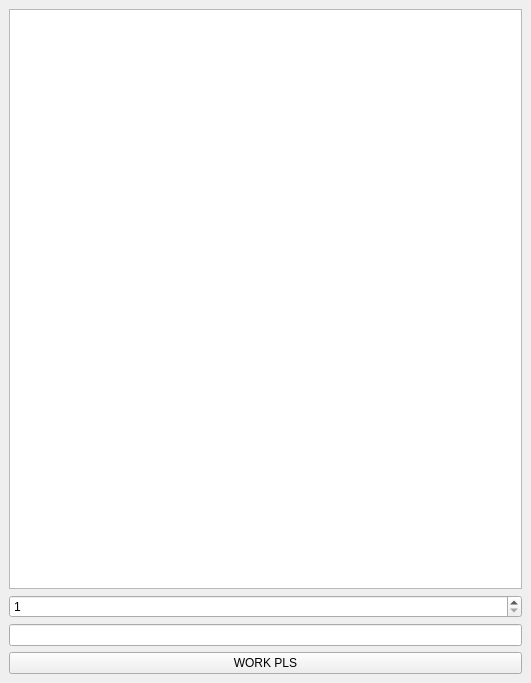
Qt form gui.ui (skyich/russian-rock) before a commit.
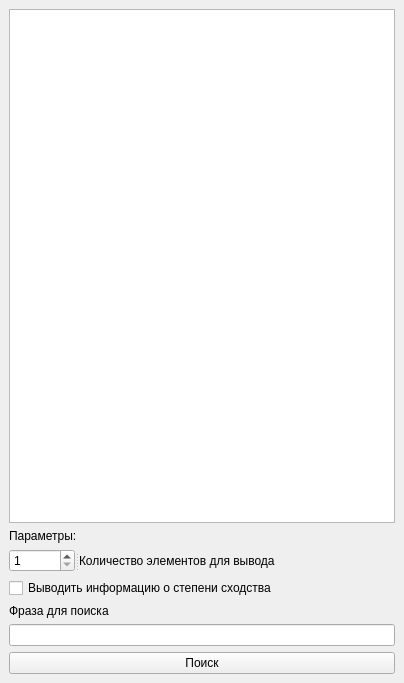
The same form after that commit.

The edit to the form file:
```diff
--- a/gui.ui
+++ b/gui.ui
@@ -6,7 +6,7 @@
    <rect>
     <x>0</x>
     <y>0</y>
-    <width>531</width>
+    <width>404</width>
     <height>683</height>
    </rect>
   </property>
@@ -29,6 +29,17 @@
      </widget>
     </item>
     <item>
+     <widget class="QLabel" name="label">
+      <property name="text">
+       <string>Параметры:</string>
+      </property>
+     </widget>
+    </item>
+    <item>
+     <widget class="QSplitter" name="splitter">
+      <property name="orientation">
+       <enum>Qt::Horizontal</enum>
+      </property>
      <widget class="QSpinBox" name="spinBox">
       <property name="minimum">
        <number>1</number>
@@ -37,6 +48,26 @@
        <number>15</number>
       </property>
      </widget>
+      <widget class="QLabel" name="label_2">
+       <property name="text">
+        <string>Количество элементов для вывода</string>
+       </property>
+      </widget>
+     </widget>
+    </item>
+    <item>
+     <widget class="QCheckBox" name="checkBox">
+      <property name="text">
+       <string>Выводить информацию о степени сходства</string>
+      </property>
+     </widget>
+    </item>
+    <item>
+     <widget class="QLabel" name="label_3">
+      <property name="text">
+       <string>Фраза для поиска</string>
+      </property>
+     </widget>
     </item>
     <item>
      <widget class="QLineEdit" name="similarWord"/>
@@ -44,7 +75,7 @@
     <item>
      <widget class="QPushButton" name="btnFind">
       <property name="text">
-       <string>WORK PLS</string>
+       <string>Поиск</string>
       </property>
      </widget>
     </item>
```
Left out of the diff: 2 changed lines with no effect on the pictures. Lines whose indentation alone changed are shown as unchanged.
